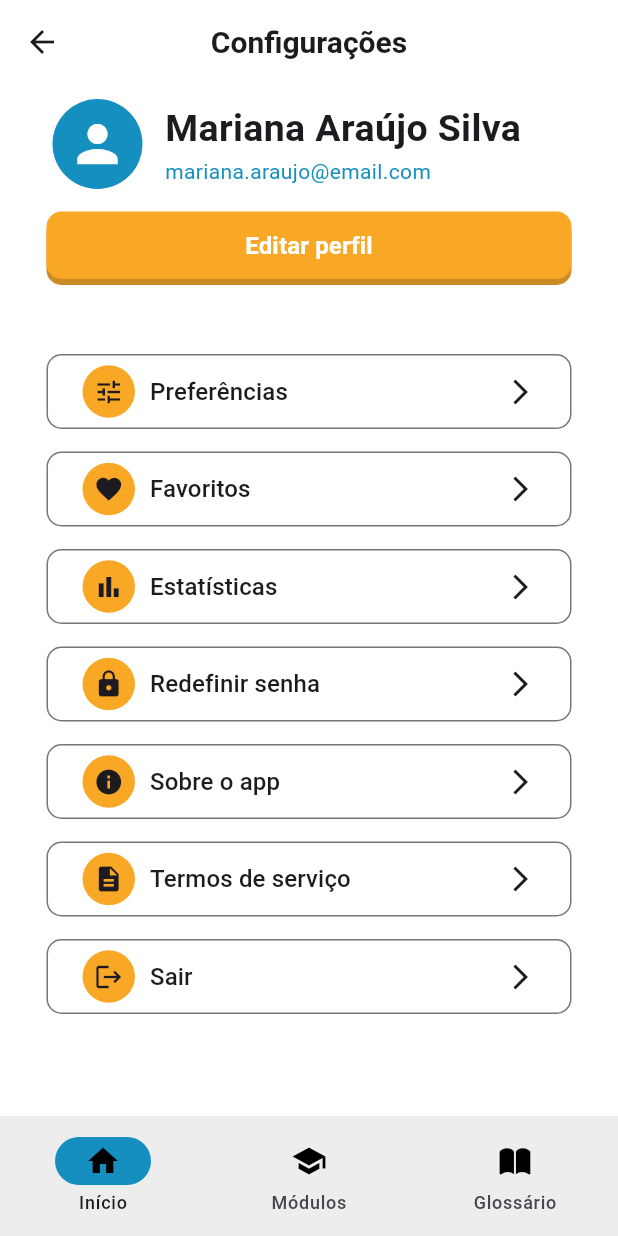
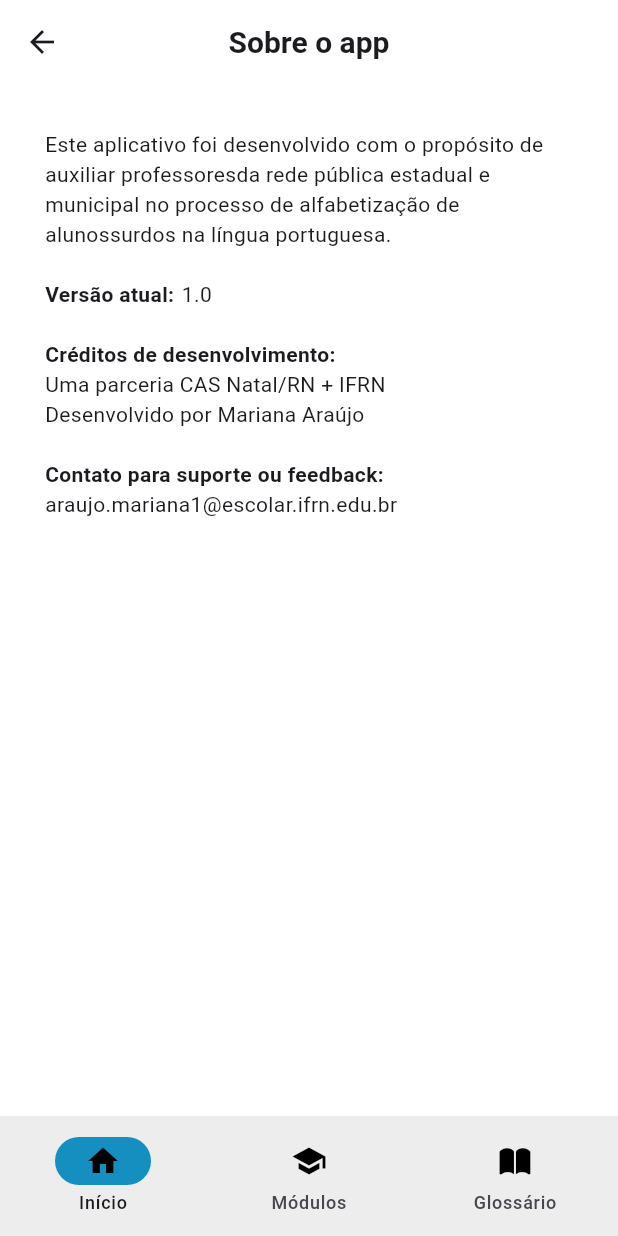
Before and after one commit to mari-arujjo/APP-CAS-Natal, a Flutter app: the ConfiguracoesPage screen opened by its route, after a tap on "Sobre o app", on a phone screen of 412 x 824 dp. Run offline on Flutter 3.47's test engine with Material 3 defaults, Android fonts, the phone set to English and light mode, and no system bars; our stand-ins replace go_router.

Commit message:
tela sobre o app

```diff
--- a/lib/pages/Inicio/config_page.dart
+++ b/lib/pages/Inicio/config_page.dart
@@ -96,7 +96,9 @@ class _ConfiguracoesPageState extends State<ConfiguracoesPage> {
                 ),
                 SizedBox(height: 15),
                 BotaoOutlineWidget(
-                  onPressed: () {},
+                  onPressed: () {
+                    context.goNamed('Sobre');
+                  },
                   txt: 'Sobre o app',
                   tam: 350,
                   iconInicio: Icons.info,
--- a/lib/pages/Inicio/editar_perfil_page.dart
+++ b/lib/pages/Inicio/editar_perfil_page.dart
@@ -41,15 +41,24 @@ class _EditarPerfilPageState extends State<EditarPerfilPage> {
                       children: [
                         Text('Nome:', style: TextStyle(fontSize: 16)),
                         SizedBox(height: 5),
-                        InputPadraoWidget(maxLength: 50),
+                        InputPadraoWidget(
+                          maxLength: 50,
+                          hintText: 'Mariana Araújo Silva',
+                        ),
 
                         Text('Usuário:', style: TextStyle(fontSize: 16)),
                         SizedBox(height: 5),
-                        InputPadraoWidget(maxLength: 20),
+                        InputPadraoWidget(
+                          maxLength: 20,
+                          hintText: 'mari.arujjo',
+                        ),
 
                         Text('Email:', style: TextStyle(fontSize: 16)),
                         SizedBox(height: 5),
-                        InputPadraoWidget(maxLength: 150),
+                        InputPadraoWidget(
+                          maxLength: 150,
+                          hintText: 'mariana.araujo@email.com',
+                        ),
                       ],
                     ),
                   ),
--- a/lib/pages/Inicio/inicio_page.dart
+++ b/lib/pages/Inicio/inicio_page.dart
@@ -1,5 +1,5 @@
 import 'package:app_cas_natal/assets/cores.dart';
-import 'package:app_cas_natal/widgets/botoes/bt_laranja_widget.dart';
+import 'package:app_cas_natal/widgets/botoes/bt_modulo_widget.dart';
 import 'package:flutter/material.dart';
 import 'package:go_router/go_router.dart';
 
@@ -31,14 +31,30 @@ class _InicioPageState extends State<InicioPage> {
         ],
       ),
       body: Center(
-        child: Column(
-          children: [
-            Image.asset('lib/assets/logo_cas.png', width: 250, height: 250),
-            SizedBox(height: 20),
-            Text('Módulos em andamento'),
-            SizedBox(height: 20),
-            BotaoLaranjaWidget(txt: 'Omaga!', onPressed: () {}, tam: 120),
-          ],
+        child: Padding(
+          padding: EdgeInsets.all(20),
+          child: Column(
+            children: [
+              Image.asset(
+                'lib/assets/logo_cas_transparente.png',
+                width: 250,
+                height: 200,
+              ),
+              SizedBox(height: 30),
+              Column(
+                crossAxisAlignment: CrossAxisAlignment.start,
+                mainAxisAlignment: MainAxisAlignment.start,
+                children: [
+                  Text(
+                    'Módulos em andamento',
+                    style: TextStyle(fontSize: 18, fontWeight: FontWeight.bold),
+                  ),
+                  SizedBox(height: 5),
+                  BotaoModuloWidget(onPressed: () {}, tam: 350),
+                ],
+              ),
+            ],
+          ),
         ),
       ),
     );
--- /dev/null
+++ b/lib/pages/Inicio/sobre_page.dart
@@ -0,0 +1,62 @@
+import 'package:flutter/material.dart';
+
+class SobrePage extends StatelessWidget {
+  const SobrePage({super.key});
+
+  @override
+  Widget build(BuildContext context) {
+    return Scaffold(
+      appBar: AppBar(title: Text('Sobre o app')),
+      body: Center(
+        child: Padding(
+          padding: EdgeInsets.all(30),
+          child: Column(
+            crossAxisAlignment: CrossAxisAlignment.start,
+            children: [
+              Text(
+                'Este aplicativo foi desenvolvido com o propósito de auxiliar professores'
+                'da rede pública estadual e municipal no processo de alfabetização de alunos'
+                'surdos na língua portuguesa.',
+                style: TextStyle(fontSize: 14),
+              ),
+              SizedBox(height: 20),
+              Row(
+                children: [
+                  Text(
+                    'Versão atual:',
+                    style: TextStyle(fontSize: 14, fontWeight: FontWeight.bold),
+                  ),
+
+                  SizedBox(width: 5),
+                  Text('1.0', style: TextStyle(fontSize: 14)),
+                ],
+              ),
+              SizedBox(height: 20),
+              Text(
+                'Créditos de desenvolvimento:',
+                style: TextStyle(fontSize: 14, fontWeight: FontWeight.bold),
+              ),
+              Text(
+                'Uma parceria CAS Natal/RN + IFRN',
+                style: TextStyle(fontSize: 14),
+              ),
+              Text(
+                'Desenvolvido por Mariana Araújo',
+                style: TextStyle(fontSize: 14),
+              ),
+              SizedBox(height: 20),
+              Text(
+                'Contato para suporte ou feedback:',
+                style: TextStyle(fontSize: 14, fontWeight: FontWeight.bold),
+              ),
+              Text(
+                'araujo.mariana1@escolar.ifrn.edu.br',
+                style: TextStyle(fontSize: 14),
+              ),
+            ],
+          ),
+        ),
+      ),
+    );
+  }
+}
--- a/lib/rotas.dart
+++ b/lib/rotas.dart
@@ -5,6 +5,7 @@ import 'package:app_cas_natal/pages/Inicio/editar_perfil_page.dart';
 import 'package:app_cas_natal/pages/Inicio/inicio_page.dart';
 import 'package:app_cas_natal/pages/Inicio/preferencias_page.dart';
 import 'package:app_cas_natal/pages/Inicio/senha_page.dart';
+import 'package:app_cas_natal/pages/Inicio/sobre_page.dart';
 import 'package:app_cas_natal/pages/Modulos/modulos_page.dart';
 import 'package:flutter/material.dart';
 import 'package:go_router/go_router.dart';
@@ -80,6 +81,13 @@ class AppNavigation {
                           return RedefinirSenhaPage(key: state.pageKey);
                         },
                       ),
+                      GoRoute(
+                        path: '/sobre',
+                        name: 'Sobre',
+                        builder: (context, state) {
+                          return SobrePage(key: state.pageKey);
+                        },
+                      ),
                     ],
                   ),
                 ],
--- /dev/null
+++ b/lib/widgets/botoes/bt_modulo_widget.dart
@@ -0,0 +1,53 @@
+import 'package:app_cas_natal/assets/cores.dart';
+import 'package:flutter/material.dart';
+
+class BotaoModuloWidget extends StatefulWidget {
+  final VoidCallback onPressed;
+  final double tam;
+  const BotaoModuloWidget({
+    super.key,
+    required this.onPressed,
+    required this.tam,
+  });
+
+  @override
+  State<BotaoModuloWidget> createState() => _BotaoModuloWidgetState();
+}
+
+class _BotaoModuloWidgetState extends State<BotaoModuloWidget> {
+  bool pressionado = false;
+  final cores = Cores();
+
+  @override
+  Widget build(BuildContext context) {
+    return SizedBox(
+      height: 150,
+      width: widget.tam,
+      child: Container(
+        decoration: BoxDecoration(
+          boxShadow: [
+            BoxShadow(
+              color: cores.azulEscuro,
+              offset: const Offset(0, 4),
+              blurRadius: 0,
+            ),
+          ],
+          borderRadius: BorderRadius.circular(10),
+        ),
+
+        child: ElevatedButton(
+          onPressed: widget.onPressed,
+          style: ButtonStyle(
+            backgroundColor: WidgetStatePropertyAll(cores.azulClaro),
+            overlayColor: WidgetStatePropertyAll(cores.azulEscuro),
+            shape: WidgetStatePropertyAll(
+              RoundedRectangleBorder(borderRadius: BorderRadius.circular(10)),
+            ),
+            shadowColor: WidgetStatePropertyAll(Colors.transparent),
+          ),
+          child: Image.asset('lib/assets/diversidade.jpg'),
+        ),
+      ),
+    );
+  }
+}
--- a/lib/widgets/inputs/input_widget.dart
+++ b/lib/widgets/inputs/input_widget.dart
@@ -16,17 +16,17 @@ class _InputPadraoWidgetState extends State<InputPadraoWidget> {
   @override
   Widget build(BuildContext context) {
     return TextFormField(
-      cursorColor: cores.laranja,
+      cursorColor: cores.azulEscuro,
       maxLength: widget.maxLength,
       decoration: InputDecoration(
         hintText: widget.hintText,
-        hintStyle: TextStyle(color: cores.laranja),
+        hintStyle: TextStyle(color: cores.azulEscuro),
         filled: true,
         fillColor: Colors.white,
         border: UnderlineInputBorder(borderRadius: BorderRadius.circular(10)),
         focusedBorder: UnderlineInputBorder(
           borderRadius: BorderRadius.circular(10),
-          borderSide: BorderSide(color: cores.laranja),
+          borderSide: BorderSide(color: cores.azulEscuro),
         ),
       ),
     );
--- a/pubspec.yaml
+++ b/pubspec.yaml
@@ -22,3 +22,5 @@ flutter:
   uses-material-design: true
   assets:
     - lib/assets/logo_cas.png
+    - lib/assets/logo_cas_transparente.png
+    - lib/assets/diversidade.jpg
```
Also changed, not shown: lib/assets/diversidade.jpg (added), lib/assets/logo_cas_transparente.png (added).
